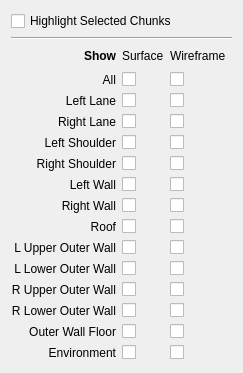
First picture: the form in TrackEditor/DisplaySettings.ui, repository Zizin13/Roller, before the edit.
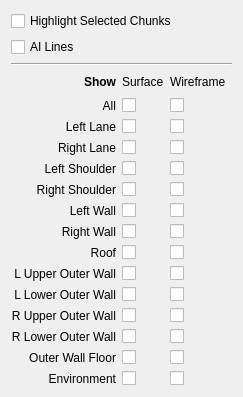
Second picture: the form after the edit.

Commit message: AI lines are toggleable in display settings

The edit to the form file:
```diff
--- a/TrackEditor/DisplaySettings.ui
+++ b/TrackEditor/DisplaySettings.ui
@@ -14,124 +14,31 @@
    <string>Form</string>
   </property>
   <layout class="QGridLayout" name="gridLayout">
-   <item row="5" column="0">
-    <widget class="QLabel" name="lblRLane">
-     <property name="text">
-      <string>Right Lane</string>
-     </property>
-     <property name="alignment">
-      <set>Qt::AlignRight|Qt::AlignTrailing|Qt::AlignVCenter</set>
-     </property>
-    </widget>
-   </item>
-   <item row="14" column="1">
-    <widget class="QCheckBox" name="ckRLOWallSurface">
-     <property name="text">
-      <string/>
-     </property>
-    </widget>
-   </item>
-   <item row="11" column="0">
-    <widget class="QLabel" name="lblLUOWall">
-     <property name="text">
-      <string>L Upper Outer Wall</string>
-     </property>
-     <property name="alignment">
-      <set>Qt::AlignRight|Qt::AlignTrailing|Qt::AlignVCenter</set>
-     </property>
-    </widget>
-   </item>
-   <item row="9" column="2">
-    <widget class="QCheckBox" name="ckRWallWireframe">
-     <property name="text">
-      <string/>
-     </property>
-    </widget>
-   </item>
-   <item row="9" column="1">
+   <item row="10" column="1">
     <widget class="QCheckBox" name="ckRWallSurface">
      <property name="text">
       <string/>
      </property>
     </widget>
    </item>
-   <item row="6" column="2">
-    <widget class="QCheckBox" name="ckLShoulderWireframe">
+   <item row="12" column="1">
+    <widget class="QCheckBox" name="ckLUOWallSurface">
      <property name="text">
       <string/>
      </property>
     </widget>
    </item>
-   <item row="10" column="2">
-    <widget class="QCheckBox" name="ckRoofWireframe">
+   <item row="5" column="0">
+    <widget class="QLabel" name="lblLLane">
      <property name="text">
-      <string/>
-     </property>
-    </widget>
-   </item>
-   <item row="3" column="1">
-    <widget class="QCheckBox" name="ckAllSurface">
-     <property name="text">
-      <string/>
-     </property>
-    </widget>
-   </item>
-   <item row="9" column="0">
-    <widget class="QLabel" name="lblRWall">
-     <property name="text">
-      <string>Right Wall</string>
+      <string>Left Lane</string>
      </property>
      <property name="alignment">
       <set>Qt::AlignRight|Qt::AlignTrailing|Qt::AlignVCenter</set>
      </property>
     </widget>
    </item>
-   <item row="11" column="2">
-    <widget class="QCheckBox" name="ckLUOWallWireframe">
-     <property name="text">
-      <string/>
-     </property>
-    </widget>
-   </item>
-   <item row="14" column="2">
-    <widget class="QCheckBox" name="ckRLOWallWireframe">
-     <property name="text">
-      <string/>
-     </property>
-    </widget>
-   </item>
    <item row="14" column="0">
-    <widget class="QLabel" name="lblRLOWall">
-     <property name="text">
-      <string>R Lower Outer Wall</string>
-     </property>
-     <property name="alignment">
-      <set>Qt::AlignRight|Qt::AlignTrailing|Qt::AlignVCenter</set>
-     </property>
-    </widget>
-   </item>
-   <item row="2" column="1">
-    <widget class="QLabel" name="label">
-     <property name="text">
-      <string>Surface</string>
-     </property>
-    </widget>
-   </item>
-   <item row="15" column="2">
-    <widget class="QCheckBox" name="ckOWallFloorWireframe">
-     <property name="text">
-      <string/>
-     </property>
-    </widget>
-   </item>
-   <item row="2" column="2">
-    <widget class="QLabel" name="label_2">
-     <property name="text">
-      <string>Wireframe</string>
-     </property>
-    </widget>
-   </item>
-   <item row="13" column="0">
     <widget class="QLabel" name="lblRUOWall">
      <property name="text">
       <string>R Upper Outer Wall</string>
@@ -141,73 +48,134 @@
      </property>
     </widget>
    </item>
-   <item row="3" column="2">
-    <widget class="QCheckBox" name="ckAllWireframe">
+   <item row="16" column="2">
+    <widget class="QCheckBox" name="ckOWallFloorWireframe">
      <property name="text">
       <string/>
      </property>
     </widget>
    </item>
-   <item row="10" column="1">
+   <item row="11" column="1">
     <widget class="QCheckBox" name="ckRoofSurface">
      <property name="text">
       <string/>
      </property>
     </widget>
    </item>
-   <item row="8" column="1">
-    <widget class="QCheckBox" name="ckLWallSurface">
+   <item row="15" column="0">
+    <widget class="QLabel" name="lblRLOWall">
      <property name="text">
-      <string/>
+      <string>R Lower Outer Wall</string>
      </property>
-    </widget>
-   </item>
-   <item row="6" column="1">
-    <widget class="QCheckBox" name="ckLShoulderSurface">
-     <property name="text">
-      <string/>
-     </property>
-    </widget>
-   </item>
-   <item row="7" column="1">
-    <widget class="QCheckBox" name="ckRShoulderSurface">
-     <property name="text">
-      <string/>
-     </property>
-    </widget>
-   </item>
-   <item row="13" column="1">
-    <widget class="QCheckBox" name="ckRUOWallSurface">
-     <property name="text">
-      <string/>
-     </property>
-    </widget>
-   </item>
-   <item row="4" column="2">
-    <widget class="QCheckBox" name="ckLLaneWireframe">
-     <property name="text">
-      <string/>
+     <property name="alignment">
+      <set>Qt::AlignRight|Qt::AlignTrailing|Qt::AlignVCenter</set>
      </property>
     </widget>
    </item>
    <item row="13" column="2">
+    <widget class="QCheckBox" name="ckLLOWallWireframe">
+     <property name="text">
+      <string/>
+     </property>
+    </widget>
+   </item>
+   <item row="12" column="0">
+    <widget class="QLabel" name="lblLUOWall">
+     <property name="text">
+      <string>L Upper Outer Wall</string>
+     </property>
+     <property name="alignment">
+      <set>Qt::AlignRight|Qt::AlignTrailing|Qt::AlignVCenter</set>
+     </property>
+    </widget>
+   </item>
+   <item row="17" column="0">
+    <widget class="QLabel" name="lblEnvirFloor">
+     <property name="text">
+      <string>Environment</string>
+     </property>
+     <property name="alignment">
+      <set>Qt::AlignRight|Qt::AlignTrailing|Qt::AlignVCenter</set>
+     </property>
+    </widget>
+   </item>
+   <item row="17" column="1">
+    <widget class="QCheckBox" name="ckEnvirFloorSurface">
+     <property name="text">
+      <string/>
+     </property>
+    </widget>
+   </item>
+   <item row="14" column="2">
     <widget class="QCheckBox" name="ckRUOWallWireframe">
      <property name="text">
       <string/>
      </property>
     </widget>
    </item>
-   <item row="7" column="0">
-    <widget class="QLabel" name="lblRShoulder">
+   <item row="6" column="2">
+    <widget class="QCheckBox" name="ckRLaneWireframe">
      <property name="text">
-      <string>Right Shoulder</string>
+      <string/>
      </property>
+    </widget>
+   </item>
+   <item row="7" column="1">
+    <widget class="QCheckBox" name="ckLShoulderSurface">
+     <property name="text">
+      <string/>
+     </property>
+    </widget>
+   </item>
+   <item row="12" column="2">
+    <widget class="QCheckBox" name="ckLUOWallWireframe">
+     <property name="text">
+      <string/>
+     </property>
+    </widget>
+   </item>
+   <item row="2" column="0" colspan="4">
+    <widget class="Line" name="line">
+     <property name="orientation">
+      <enum>Qt::Horizontal</enum>
+     </property>
+    </widget>
+   </item>
+   <item row="9" column="0">
+    <widget class="QLabel" name="lblLWall">
+     <property name="text">
+      <string>Left Wall</string>
+     </property>
      <property name="alignment">
       <set>Qt::AlignRight|Qt::AlignTrailing|Qt::AlignVCenter</set>
      </property>
     </widget>
    </item>
-   <item row="2" column="3">
+   <item row="3" column="1">
+    <widget class="QLabel" name="label">
+     <property name="text">
+      <string>Surface</string>
+     </property>
+    </widget>
+   </item>
+   <item row="8" column="2">
+    <widget class="QCheckBox" name="ckRShoulderWireframe">
+     <property name="text">
+      <string/>
+     </property>
+    </widget>
+   </item>
+   <item row="11" column="0">
+    <widget class="QLabel" name="lblRoof">
+     <property name="text">
+      <string>Roof</string>
+     </property>
+     <property name="alignment">
+      <set>Qt::AlignRight|Qt::AlignTrailing|Qt::AlignVCenter</set>
+     </property>
+    </widget>
+   </item>
+   <item row="3" column="3">
     <spacer name="horizontalSpacer">
      <property name="orientation">
       <enum>Qt::Horizontal</enum>
@@ -220,65 +188,55 @@
      </property>
     </spacer>
    </item>
-   <item row="15" column="1">
-    <widget class="QCheckBox" name="ckOWallFloorSurface">
+   <item row="4" column="1">
+    <widget class="QCheckBox" name="ckAllSurface">
      <property name="text">
       <string/>
      </property>
     </widget>
    </item>
-   <item row="7" column="2">
-    <widget class="QCheckBox" name="ckRShoulderWireframe">
+   <item row="13" column="1">
+    <widget class="QCheckBox" name="ckLLOWallSurface">
      <property name="text">
       <string/>
      </property>
     </widget>
    </item>
-   <item row="16" column="0">
-    <widget class="QLabel" name="lblEnvirFloor">
+   <item row="6" column="1">
+    <widget class="QCheckBox" name="ckRLaneSurface">
      <property name="text">
-      <string>Environment</string>
+      <string/>
      </property>
-     <property name="alignment">
-      <set>Qt::AlignRight|Qt::AlignTrailing|Qt::AlignVCenter</set>
+    </widget>
+   </item>
+   <item row="18" column="2">
+    <spacer name="verticalSpacer">
+     <property name="orientation">
+      <enum>Qt::Vertical</enum>
      </property>
+     <property name="sizeHint" stdset="0">
+      <size>
+       <width>20</width>
+       <height>40</height>
+      </size>
+     </property>
+    </spacer>
+   </item>
+   <item row="3" column="2">
+    <widget class="QLabel" name="label_2">
+     <property name="text">
+      <string>Wireframe</string>
+     </property>
     </widget>
    </item>
-   <item row="16" column="2">
-    <widget class="QCheckBox" name="ckEnvirFloorWireframe">
+   <item row="9" column="2">
+    <widget class="QCheckBox" name="ckLWallWireframe">
      <property name="text">
       <string/>
      </property>
     </widget>
    </item>
    <item row="3" column="0">
-    <widget class="QLabel" name="lblAll">
-     <property name="text">
-      <string>All</string>
-     </property>
-     <property name="alignment">
-      <set>Qt::AlignRight|Qt::AlignTrailing|Qt::AlignVCenter</set>
-     </property>
-    </widget>
-   </item>
-   <item row="5" column="2">
-    <widget class="QCheckBox" name="ckRLaneWireframe">
-     <property name="text">
-      <string/>
-     </property>
-    </widget>
-   </item>
-   <item row="12" column="0">
-    <widget class="QLabel" name="lblLLOWall">
-     <property name="text">
-      <string>L Lower Outer Wall</string>
-     </property>
-     <property name="alignment">
-      <set>Qt::AlignRight|Qt::AlignTrailing|Qt::AlignVCenter</set>
-     </property>
-    </widget>
-   </item>
-   <item row="2" column="0">
     <widget class="QLabel" name="label_16">
      <property name="font">
       <font>
@@ -294,58 +252,103 @@
      </property>
     </widget>
    </item>
-   <item row="10" column="0">
-    <widget class="QLabel" name="lblRoof">
+   <item row="6" column="0">
+    <widget class="QLabel" name="lblRLane">
      <property name="text">
-      <string>Roof</string>
+      <string>Right Lane</string>
      </property>
      <property name="alignment">
       <set>Qt::AlignRight|Qt::AlignTrailing|Qt::AlignVCenter</set>
      </property>
     </widget>
    </item>
-   <item row="8" column="0">
-    <widget class="QLabel" name="lblLWall">
+   <item row="14" column="1">
+    <widget class="QCheckBox" name="ckRUOWallSurface">
      <property name="text">
-      <string>Left Wall</string>
+      <string/>
      </property>
+    </widget>
+   </item>
+   <item row="8" column="1">
+    <widget class="QCheckBox" name="ckRShoulderSurface">
+     <property name="text">
+      <string/>
+     </property>
+    </widget>
+   </item>
+   <item row="13" column="0">
+    <widget class="QLabel" name="lblLLOWall">
+     <property name="text">
+      <string>L Lower Outer Wall</string>
+     </property>
      <property name="alignment">
       <set>Qt::AlignRight|Qt::AlignTrailing|Qt::AlignVCenter</set>
      </property>
     </widget>
    </item>
-   <item row="5" column="1">
-    <widget class="QCheckBox" name="ckRLaneSurface">
+   <item row="5" column="2">
+    <widget class="QCheckBox" name="ckLLaneWireframe">
      <property name="text">
       <string/>
      </property>
     </widget>
    </item>
-   <item row="4" column="1">
-    <widget class="QCheckBox" name="ckLLaneSurface">
+   <item row="9" column="1">
+    <widget class="QCheckBox" name="ckLWallSurface">
+     <property name="text">
+      <string/>
+     </property>
+    </widget>
+   </item>
+   <item row="10" column="2">
+    <widget class="QCheckBox" name="ckRWallWireframe">
      <property name="text">
       <string/>
      </property>
     </widget>
    </item>
    <item row="4" column="0">
-    <widget class="QLabel" name="lblLLane">
+    <widget class="QLabel" name="lblAll">
      <property name="text">
-      <string>Left Lane</string>
+      <string>All</string>
      </property>
      <property name="alignment">
       <set>Qt::AlignRight|Qt::AlignTrailing|Qt::AlignVCenter</set>
      </property>
     </widget>
    </item>
-   <item row="16" column="1">
-    <widget class="QCheckBox" name="ckEnvirFloorSurface">
+   <item row="8" column="0">
+    <widget class="QLabel" name="lblRShoulder">
      <property name="text">
+      <string>Right Shoulder</string>
+     </property>
+     <property name="alignment">
+      <set>Qt::AlignRight|Qt::AlignTrailing|Qt::AlignVCenter</set>
+     </property>
+    </widget>
+   </item>
+   <item row="4" column="2">
+    <widget class="QCheckBox" name="ckAllWireframe">
+     <property name="text">
       <string/>
      </property>
     </widget>
    </item>
-   <item row="15" column="0">
+   <item row="11" column="2">
+    <widget class="QCheckBox" name="ckRoofWireframe">
+     <property name="text">
+      <string/>
+     </property>
+    </widget>
+   </item>
+   <item row="15" column="1">
+    <widget class="QCheckBox" name="ckRLOWallSurface">
+     <property name="text">
+      <string/>
+     </property>
+    </widget>
+   </item>
+   <item row="16" column="0">
     <widget class="QLabel" name="lblOWallFloor">
      <property name="text">
       <string>Outer Wall Floor</string>
@@ -355,21 +358,38 @@
      </property>
     </widget>
    </item>
-   <item row="12" column="2">
-    <widget class="QCheckBox" name="ckLLOWallWireframe">
+   <item row="17" column="2">
+    <widget class="QCheckBox" name="ckEnvirFloorWireframe">
      <property name="text">
       <string/>
      </property>
     </widget>
    </item>
-   <item row="12" column="1">
-    <widget class="QCheckBox" name="ckLLOWallSurface">
+   <item row="10" column="0">
+    <widget class="QLabel" name="lblRWall">
      <property name="text">
+      <string>Right Wall</string>
+     </property>
+     <property name="alignment">
+      <set>Qt::AlignRight|Qt::AlignTrailing|Qt::AlignVCenter</set>
+     </property>
+    </widget>
+   </item>
+   <item row="16" column="1">
+    <widget class="QCheckBox" name="ckOWallFloorSurface">
+     <property name="text">
       <string/>
      </property>
     </widget>
    </item>
-   <item row="6" column="0">
+   <item row="15" column="2">
+    <widget class="QCheckBox" name="ckRLOWallWireframe">
+     <property name="text">
+      <string/>
+     </property>
+    </widget>
+   </item>
+   <item row="7" column="0">
     <widget class="QLabel" name="lblLShoulder">
      <property name="text">
       <string>Left Shoulder</string>
@@ -379,40 +399,20 @@
      </property>
     </widget>
    </item>
-   <item row="11" column="1">
-    <widget class="QCheckBox" name="ckLUOWallSurface">
+   <item row="7" column="2">
+    <widget class="QCheckBox" name="ckLShoulderWireframe">
      <property name="text">
       <string/>
      </property>
     </widget>
    </item>
-   <item row="8" column="2">
-    <widget class="QCheckBox" name="ckLWallWireframe">
+   <item row="5" column="1">
+    <widget class="QCheckBox" name="ckLLaneSurface">
      <property name="text">
       <string/>
      </property>
     </widget>
    </item>
-   <item row="17" column="2">
-    <spacer name="verticalSpacer">
-     <property name="orientation">
-      <enum>Qt::Vertical</enum>
-     </property>
-     <property name="sizeHint" stdset="0">
-      <size>
-       <width>20</width>
-       <height>40</height>
-      </size>
-     </property>
-    </spacer>
-   </item>
-   <item row="1" column="0" colspan="4">
-    <widget class="Line" name="line">
-     <property name="orientation">
-      <enum>Qt::Horizontal</enum>
-     </property>
-    </widget>
-   </item>
    <item row="0" column="0" colspan="3">
     <widget class="QCheckBox" name="ckHighlightSelection">
      <property name="text">
@@ -420,6 +420,13 @@
      </property>
     </widget>
    </item>
+   <item row="1" column="0">
+    <widget class="QCheckBox" name="ckAILines">
+     <property name="text">
+      <string>AI Lines</string>
+     </property>
+    </widget>
+   </item>
   </layout>
  </widget>
  <resources/>
```
The commit also changes 3 other files.
